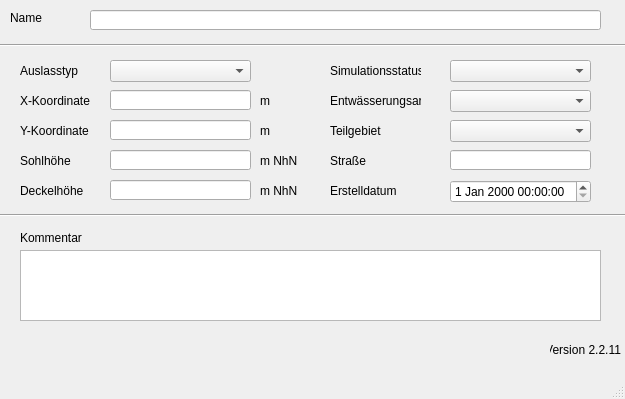
hoettges/QKan, file qkan/database/templates/auslaesse.ui: the form before one commit.
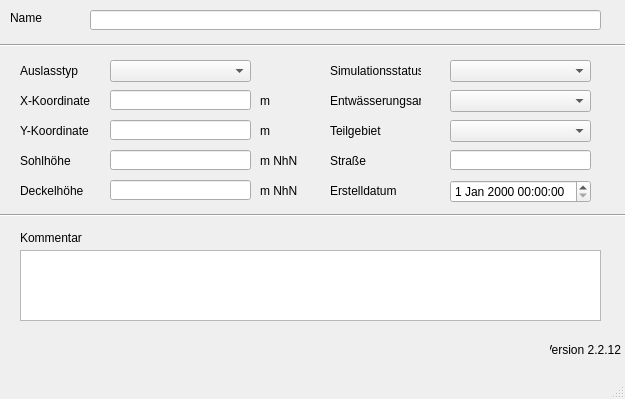
The form after the commit. Custom widgets are drawn as their Qt base class.

Diff of the .ui file:
```diff
--- a/qkan/database/templates/auslaesse.ui
+++ b/qkan/database/templates/auslaesse.ui
@@ -390,7 +390,7 @@
      <string>Version QKan Import</string>
     </property>
     <property name="text">
-     <string>Version 2.2.11</string>
+     <string>Version 2.2.12</string>
     </property>
     <property name="alignment">
      <set>Qt::AlignRight|Qt::AlignTrailing|Qt::AlignVCenter</set>
```
